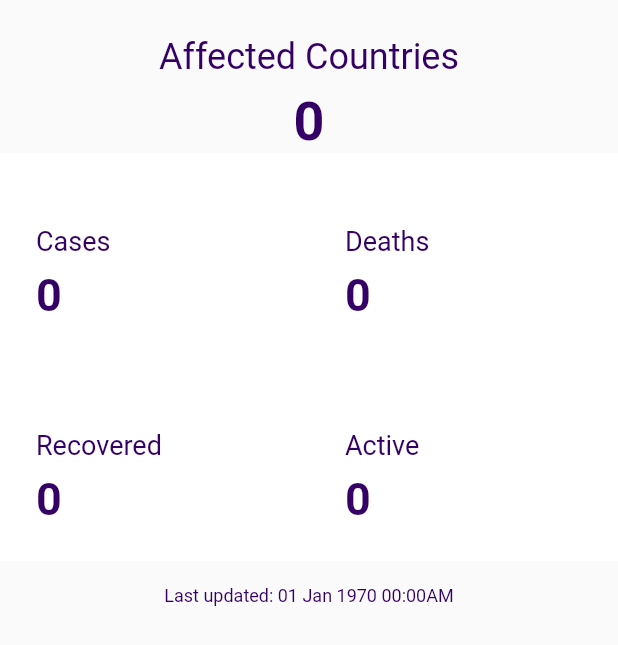
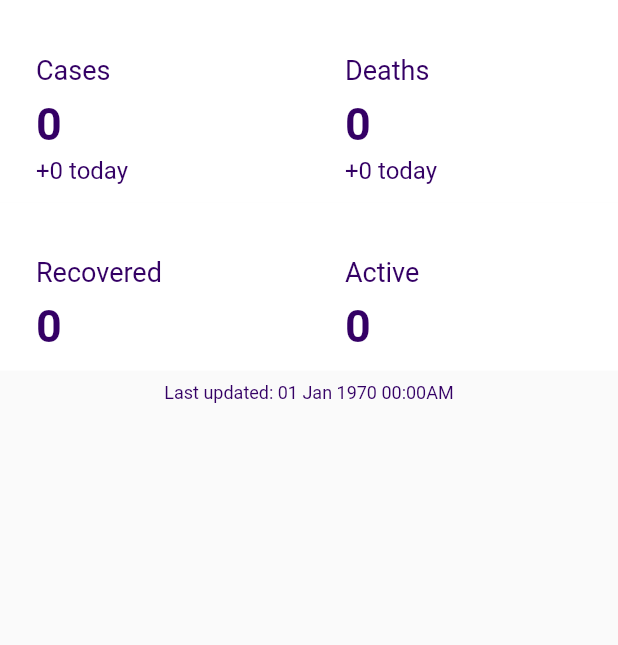
Before and after one commit to Lith1um/CovidTracker, a Flutter app: the GlobalStats widget shown alone on an empty page, opened directly with empty values, on a phone screen of 412 x 824 dp. Shown: the top 645 px of the screen. Run offline on Flutter 3.47's test engine with Material 2 defaults, Android fonts, the phone set to English and light mode, and no system bars; our stand-ins replace charts_flutter, date_format, google_fonts; network calls fail.

```diff
--- a/lib/models/global_covid.dart
+++ b/lib/models/global_covid.dart
@@ -1,20 +1,33 @@
 class GlobalCovid {
+  final String country;
   final int cases;
+  final int todayCases;
   final int deaths;
+  final int todayDeaths;
   final int recovered;
   final int active;
-  final int affectedCountries;
   final int updated;
 
-  GlobalCovid({this.cases, this.deaths, this.recovered, this.active, this.affectedCountries, this.updated});
+  GlobalCovid({
+    this.country,
+    this.cases,
+    this.todayCases,
+    this.deaths,
+    this.todayDeaths,
+    this.recovered,
+    this.active,
+    this.updated
+  });
 
   factory GlobalCovid.fromJson(Map<String, dynamic> json) {
     return GlobalCovid(
+      country: json['country'] ?? 'Global',
       cases: json['cases'],
+      todayCases: json['todayCases'],
       deaths: json['deaths'],
+      todayDeaths: json['todayDeaths'],
       recovered: json['recovered'],
       active: json['active'],
-      affectedCountries: json['affectedCountries'],
       updated: json['updated'],
     );
   }
--- a/lib/widgets/global_stats.dart
+++ b/lib/widgets/global_stats.dart
@@ -14,50 +14,24 @@ import 'package:covid_tracker/constants/colors.dart';
 class GlobalStats extends StatelessWidget {
   final GlobalCovid stats;
 
-  const GlobalStats({this.stats});
+  const GlobalStats({@required this.stats});
 
   @override
   Widget build(BuildContext context) {
     return Column(
       children: <Widget>[
-        Center(
-          child: Column(
-            crossAxisAlignment: CrossAxisAlignment.center,
-            children: <Widget>[
-              SizedBox(
-                height: 24.0,
-              ),
-              Text(
-                "Affected Countries",
-                style: TextStyle(
-                  color: PurpleScheme.mainColorDark,
-                  fontSize: 24.0
-                ),
-              ),
-              SizedBox(
-                height: 8.0,
-              ),
-              Text(
-                "${stats.affectedCountries}",
-                style: TextStyle(
-                  color: PurpleScheme.mainColorDark,
-                  fontWeight: FontWeight.bold,
-                  fontSize: 36.0
-                ),
-              ),
-            ]
-          )
-        ),
         Row(
           crossAxisAlignment: CrossAxisAlignment.start,
           children: [
             StatTile(
               name: 'Cases',
-              value: stats.cases
+              value: stats.cases,
+              deltaValue: stats.todayCases,
             ),
             StatTile(
               name: 'Deaths',
-              value: stats.deaths
+              value: stats.deaths,
+              deltaValue: stats.todayDeaths,
             ),
           ]
         ),
@@ -74,7 +48,7 @@ class GlobalStats extends StatelessWidget {
             ),
           ]
         ),
-        SizedBox(height: 16.0),
+        SizedBox(height: 8.0),
         Center(
           child: Text(
             'Last updated: ${getDateTime(stats.updated)}',
@@ -84,6 +58,7 @@ class GlobalStats extends StatelessWidget {
             ),
           ),
         ),
+        SizedBox(height: 16.0),
       ]
     );
   }
--- a/lib/widgets/stat_tile.dart
+++ b/lib/widgets/stat_tile.dart
@@ -7,15 +7,20 @@ import 'package:covid_tracker/constants/colors.dart';
 class StatTile extends StatelessWidget {
   final String name;
   final int value;
+  final int deltaValue;
 
-  const StatTile({this.name, this.value});
+  const StatTile({
+    @required this.name,
+    @required this.value,
+    this.deltaValue
+  });
 
   @override
   Widget build(BuildContext context) {
     return Expanded(
       child: Container(
         color: Colors.white,
-        padding: EdgeInsets.all(24.0),
+        padding: EdgeInsets.symmetric(horizontal: 24.0, vertical: 12.0),
         child: Column(
           crossAxisAlignment: CrossAxisAlignment.start,
           children: <Widget>[
@@ -40,6 +45,18 @@ class StatTile extends StatelessWidget {
                 fontSize: 30.0
               ),
             ),
+            if (deltaValue != null) ...[
+              SizedBox(
+                height: 4.0,
+              ),
+              Text(
+                "+$deltaValue today",
+                style: TextStyle(
+                  color: PurpleScheme.mainColorDark,
+                  fontSize: 16.0
+                ),
+              ),
+            ]
           ]
         )
       )
--- a/pubspec.yaml
+++ b/pubspec.yaml
@@ -14,7 +14,7 @@ description: A new Flutter project.
 version: 1.0.0+1
 
 environment:
-  sdk: ">=2.1.0 <3.0.0"
+  sdk: ">=2.2.2 <3.0.0"
 
 dependencies:
   flutter:
```
Also changed, not shown: lib/screens/countries_page.dart (+81 -2 lines), lib/screens/overview_page.dart (+10 -15 lines), lib/services/novel_covid.dart (+32 -4 lines), lib/widgets/line-graph.dart (+17 -1 lines).
